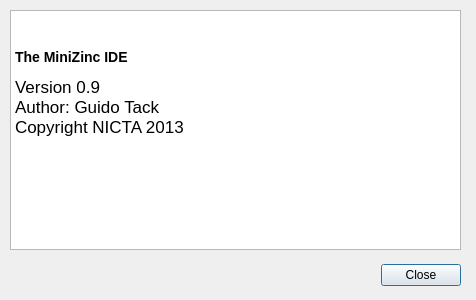
MiniZinc/MiniZincIDE, file MiniZincIDE/aboutdialog.ui: the form before one commit.
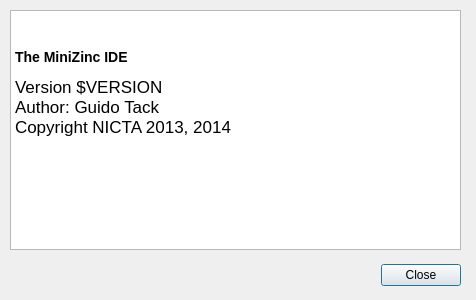
The form after the commit. Icons and pictures are not drawn.

Commit message: Get version information from qmake file

```diff
--- a/MiniZincIDE/aboutdialog.ui
+++ b/MiniZincIDE/aboutdialog.ui
@@ -48,7 +48,7 @@
 &lt;/style&gt;&lt;/head&gt;&lt;body style=&quot; font-family:'.Lucida Grande UI'; font-size:13pt; font-weight:400; font-style:normal;&quot;&gt;
 &lt;p style=&quot; margin-top:0px; margin-bottom:0px; margin-left:0px; margin-right:30px; -qt-block-indent:0; text-indent:0px;&quot;&gt;&lt;img src=&quot;mznlogo.png&quot; width=&quot;128&quot; height=&quot;108&quot; /&gt; &lt;/p&gt;
 &lt;p style=&quot; margin-top:14px; margin-bottom:12px; margin-left:0px; margin-right:0px; -qt-block-indent:0; text-indent:0px;&quot;&gt;&lt;span style=&quot; font-size:large; font-weight:600;&quot;&gt;The MiniZinc IDE&lt;/span&gt;&lt;/p&gt;
-&lt;p style=&quot; margin-top:0px; margin-bottom:0px; margin-left:0px; margin-right:0px; -qt-block-indent:0; text-indent:0px;&quot;&gt;Version 0.9&lt;br /&gt;Author: Guido Tack&lt;br /&gt;Copyright NICTA 2013 &lt;/p&gt;&lt;/body&gt;&lt;/html&gt;</string>
+&lt;p style=&quot; margin-top:0px; margin-bottom:0px; margin-left:0px; margin-right:0px; -qt-block-indent:0; text-indent:0px;&quot;&gt;Version $VERSION&lt;br /&gt;Author: Guido Tack&lt;br /&gt;Copyright NICTA 2013, 2014 &lt;/p&gt;&lt;/body&gt;&lt;/html&gt;</string>
    </property>
    <property name="source">
     <url>
```
The commit also changes 8 other files.
